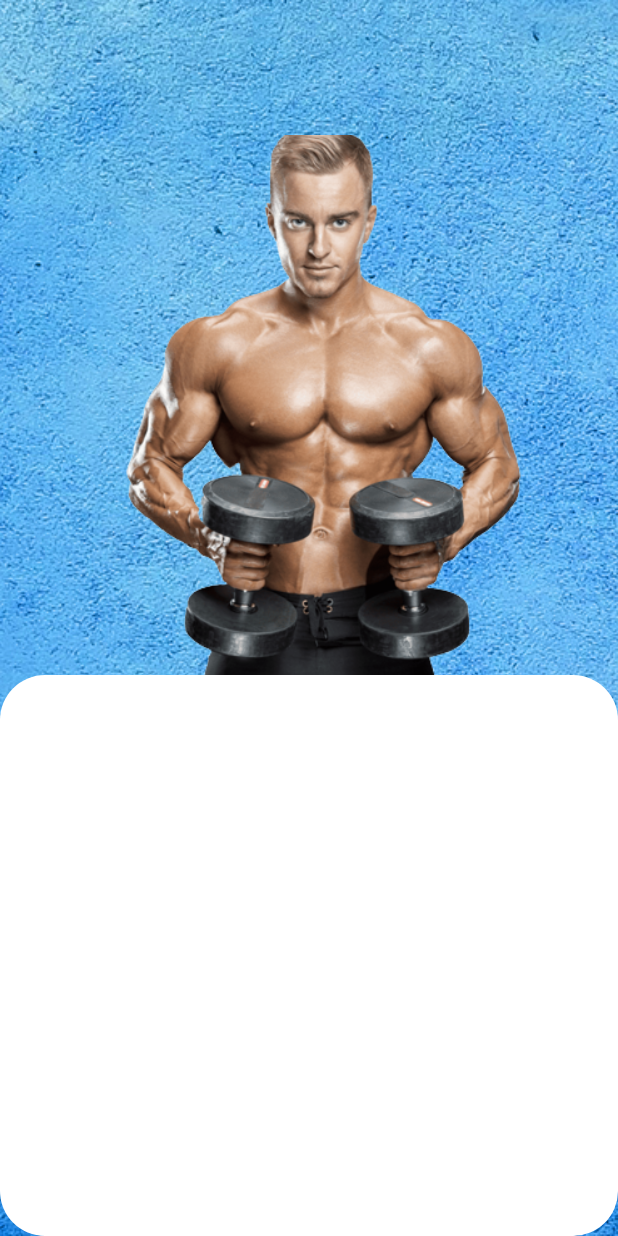
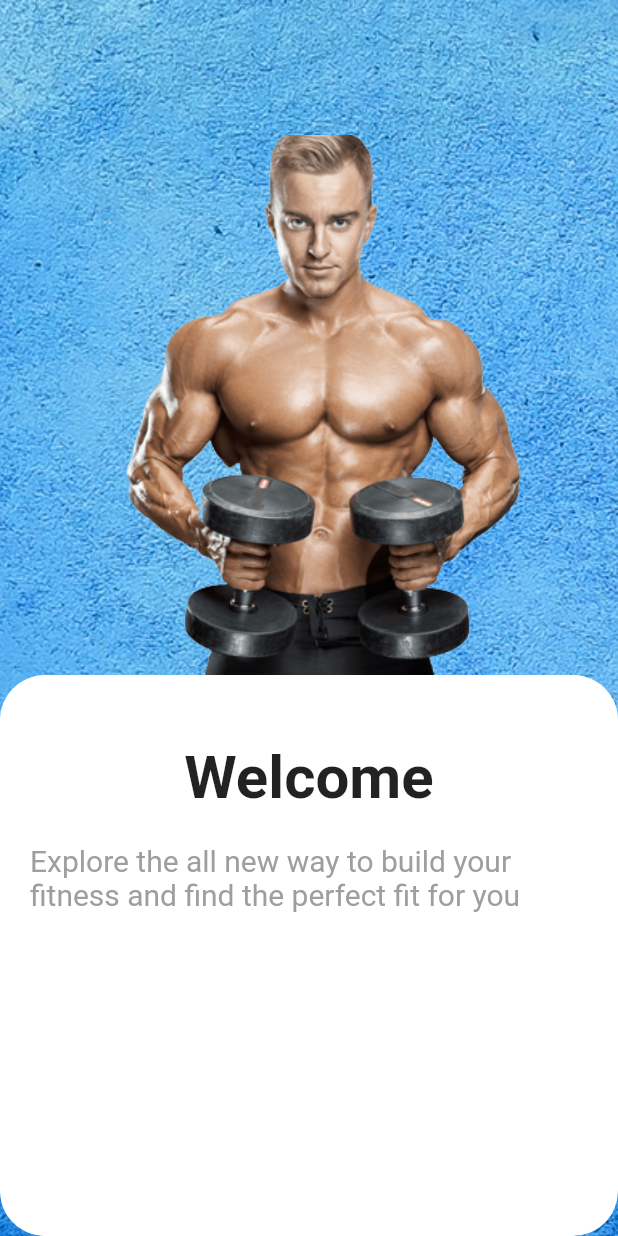
Before and after one commit to lionking0017/git_assignment_group_5, a Flutter app: the screen it shows after launch, on a phone screen of 412 x 824 dp. Run offline on Flutter 3.47's test engine with Material 2 defaults, Android fonts, the phone set to English and light mode, and no system bars.

Commit message:
first page 70%

```diff
--- a/lib/my_homepage.dart
+++ b/lib/my_homepage.dart
@@ -43,6 +43,23 @@ class _MyHomePageState extends State<MyHomePage> {
                     borderRadius: BorderRadius.circular(30),
                     color: Colors.white,
                   ),
+                  child: Column(
+                    crossAxisAlignment: CrossAxisAlignment.center,
+                    children: const [
+                      Padding(
+                        padding: EdgeInsets.only(top: 45.0),
+                        child: Text("Welcome", style: TextStyle( fontWeight: FontWeight.bold, fontSize: 40),),
+                      ),
+                         Padding(
+                           padding: EdgeInsets.all(20.0),
+
+                             child: Center(
+                               child: Text("Explore the all new way to build your fitness and find the perfect fit for you",
+                            style: TextStyle( fontWeight: FontWeight.normal, fontSize: 20, color: Colors.grey),),
+                             )),
+
+
+                    ]),
           ),
         )
       ]),
```
